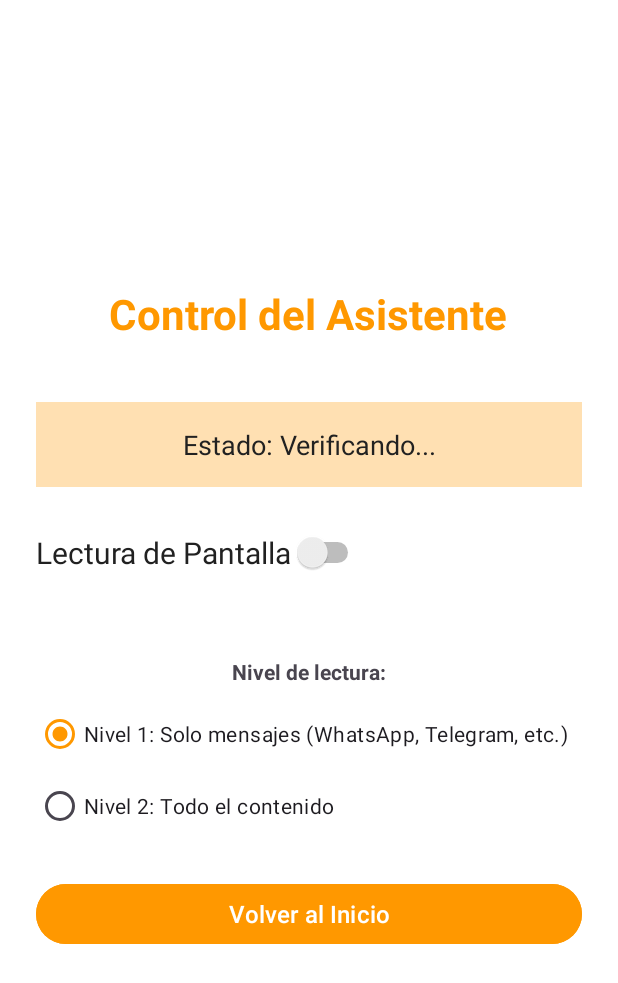
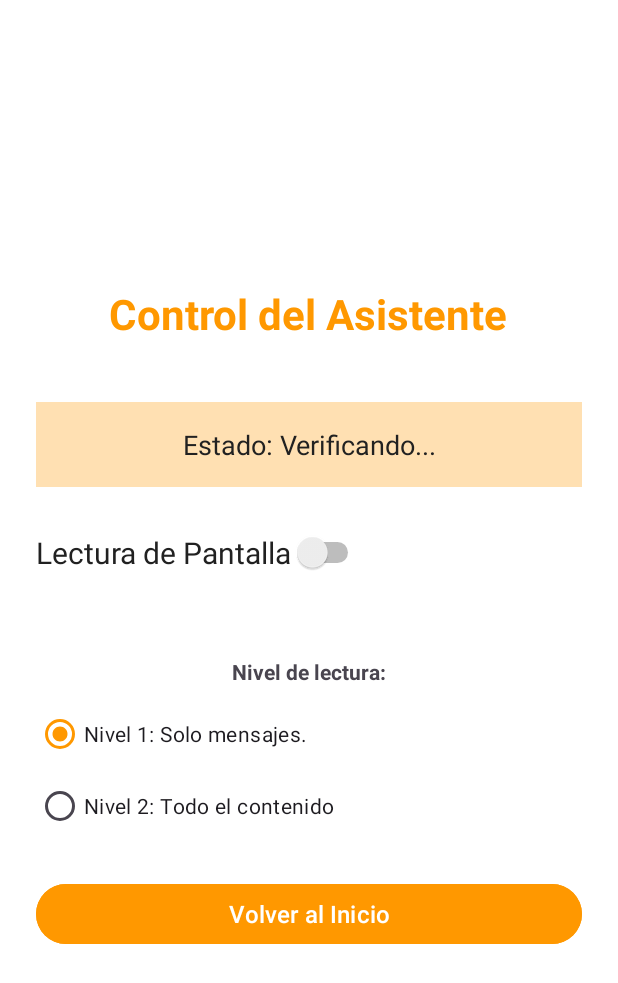
Before and after one commit to Issabella09/trabajo-de-grado, an Android app: the layout activity_control.xml on its own in the app's theme, with its tools: preview values and no code run, on a phone screen of 412 x 824 dp. Shown: the top 983 px of the screen. Run offline under Robolectric (Android 15) with nearby library versions, the phone set to English and light mode, and no system bars.

Commit message:
Little changes

```diff
--- a/app/src/main/res/layout/activity_control.xml
+++ b/app/src/main/res/layout/activity_control.xml
@@ -67,7 +67,7 @@
             android:id="@+id/radioNivel1"
             android:layout_width="wrap_content"
             android:layout_height="wrap_content"
-            android:text="Nivel 1: Solo mensajes (WhatsApp, Telegram, etc.)"
+            android:text="Nivel 1: Solo mensajes."
             android:checked="true" />
 
         <RadioButton
```
